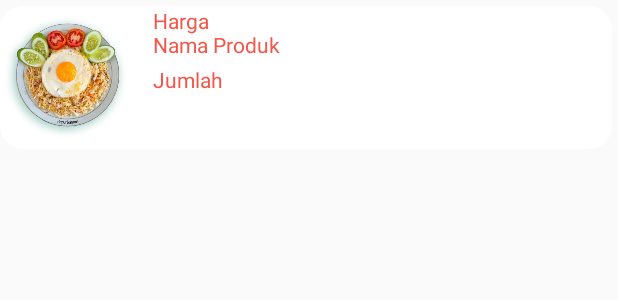
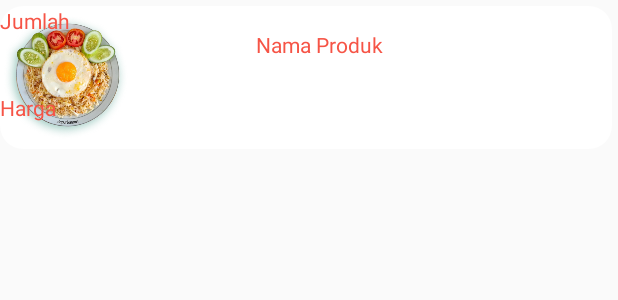
Before and after one commit to niel9537/cafex, an Android app: the layout activity_row_dataproduk.xml on its own in the app's theme, with its tools: preview values and no code run, on a phone screen of 412 x 824 dp. Shown: the top 300 px of the screen. Run offline under Robolectric (Android 15) with nearby library versions, the phone set to English and light mode, and no system bars; Roboto replaces fonts that are not available here.

```diff
--- a/app/build.gradle
+++ b/app/build.gradle
@@ -25,9 +25,10 @@ android {
 
 dependencies {
     implementation fileTree(dir: 'libs', include: ['*.jar'])
-    implementation 'com.android.volley:volley:1.1.0'
     //noinspection GradleCompatible
-    implementation 'com.android.support:recyclerview-v7:26.0.0-alpha1'
+    implementation "androidx.recyclerview:recyclerview:1.1.0"
+    // For control over item selection of both touch and mouse driven selection
+
     implementation 'com.github.bumptech.glide:glide:4.2.0'
     implementation "androidx.cardview:cardview:1.0.0"
     implementation 'androidx.appcompat:appcompat:1.2.0'
@@ -38,4 +39,5 @@ dependencies {
     implementation 'com.google.android.material:material:1.3.0'
     implementation 'com.squareup.retrofit2:retrofit:2.5.0'
     implementation 'com.squareup.retrofit2:converter-gson:2.5.0'
+    implementation 'com.google.code.gson:gson:2.6.1'
 }
--- a/app/src/main/java/com/p3lb/cafex/adapter/ProdukAdapter.java
+++ b/app/src/main/java/com/p3lb/cafex/adapter/ProdukAdapter.java
@@ -29,11 +29,12 @@ public class ProdukAdapter extends RecyclerView.Adapter <ProdukDAOView>{
     @NonNull
     @Override
     public ProdukDAOView onCreateViewHolder(@NonNull ViewGroup viewGroup, int i) {
-        View view = LayoutInflater.from(context).inflate(R.layout.activity_row_dataproduk, viewGroup, false);
+        View view = LayoutInflater.from(context).inflate(R.layout.row_data_produk, viewGroup, false);
         return new ProdukDAOView(view);
     }
 
 
+    @SuppressLint("SetTextI18n")
     @Override
     public void onBindViewHolder(@NonNull ProdukDAOView produkDAOView, int i) {
         final ProdukDAO currentData = list.get(i);
@@ -49,7 +50,6 @@ public class ProdukAdapter extends RecyclerView.Adapter <ProdukDAOView>{
                 intent.putExtra("nama_produk", currentData.getNama_produk());
                 intent.putExtra("jumlah_produk", currentData.getJumlah_produk());
                 intent.putExtra("harga_produk", currentData.getHarga_produk());
-
                 context.startActivity(intent);
             }
         });
@@ -57,7 +57,7 @@ public class ProdukAdapter extends RecyclerView.Adapter <ProdukDAOView>{
 
     @Override
     public int getItemCount() {
-        return 0;
+        return list.size();
     }
 
 }
--- a/app/src/main/res/layout/activity_row_dataproduk.xml
+++ b/app/src/main/res/layout/activity_row_dataproduk.xml
@@ -9,11 +9,11 @@
     android:layout_marginEnd="4dp"
     android:layout_marginRight="8dp"
     android:background="@drawable/textfield"
-    android:id="@+id/produk">
+   >
 
 
     <ImageView
-        android:id="@+id/fotoProduk"
+        android:id="@+id/fotoProduk7"
         android:layout_width="86dp"
         android:layout_height="95dp"
         app:layout_constraintBottom_toBottomOf="parent"
@@ -22,20 +22,21 @@
         app:srcCompat="@drawable/popular1" />
 
     <TextView
-        android:id="@+id/namaProduk"
+        android:id="@+id/namaProduk7"
         android:layout_width="237dp"
         android:layout_height="23dp"
         android:layout_marginStart="16dp"
         android:layout_marginTop="16dp"
         android:text="Nama Produk"
         android:textColor="@color/button"
+        app:layout_constraintBottom_toTopOf="@+id/jumlahProduk"
         app:layout_constraintEnd_toEndOf="parent"
         app:layout_constraintHorizontal_bias="0.0"
         app:layout_constraintStart_toEndOf="@+id/fotoProduk"
         app:layout_constraintTop_toTopOf="parent" />
 
     <TextView
-        android:id="@+id/jumlahProduk"
+        android:id="@+id/jumlahProduk7"
         android:layout_width="wrap_content"
         android:layout_height="wrap_content"
         android:text="Jumlah"
@@ -46,14 +47,17 @@
         app:layout_constraintTop_toBottomOf="@+id/namaProduk" />
 
     <TextView
-        android:id="@+id/hargaProduk"
+        android:id="@+id/hargaProduk7"
         android:layout_width="60dp"
         android:layout_height="23dp"
+        android:layout_marginBottom="14dp"
         android:text="Harga"
         android:textColor="@color/button"
+        app:layout_constraintBottom_toBottomOf="parent"
         app:layout_constraintEnd_toEndOf="@+id/jumlahProduk"
         app:layout_constraintHorizontal_bias="0.0"
         app:layout_constraintStart_toStartOf="@+id/jumlahProduk"
-        tools:layout_editor_absoluteY="58dp" />
+        app:layout_constraintTop_toBottomOf="@+id/jumlahProduk"
+        tools:ignore="MissingConstraints" />
 
 </androidx.constraintlayout.widget.ConstraintLayout>
```
Also changed, not shown: app/src/main/java/com/p3lb/cafex/CRUDProduk/TampilDataProduk.java (+4 -4 lines), app/src/main/java/com/p3lb/cafex/holder/ProdukDAOView.java (+4 -5 lines), app/src/main/res/layout/row_data_produk.xml (added, +48 -0 lines).
